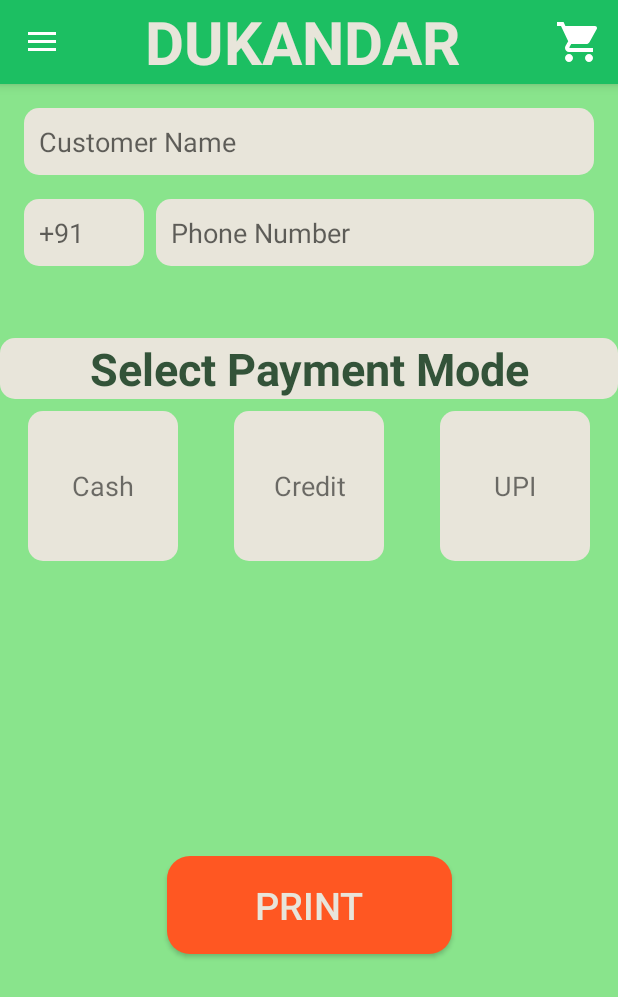
After one commit to AdarshMishra9611/dukandar-pos, an Android app: the fragment Fragment_checkOut placed in its activity, on a phone screen of 412 x 824 dp. The commit adds this screen. Shown: the top 997 px of the screen. Run offline under Robolectric (Android 15) with nearby library versions, the phone set to English and light mode, and no system bars; libraries missing offline, so code that uses them is left out: com.dantsu.escposprinter; Roboto replaces fonts that are not available here.

Commit message:
Created CheckOut Fragment

```diff
--- a/app/build.gradle
+++ b/app/build.gradle
@@ -37,4 +37,5 @@ dependencies {
     androidTestImplementation 'androidx.test.ext:junit:1.2.1'
     androidTestImplementation 'androidx.test.espresso:espresso-core:3.6.1'
     implementation 'com.github.dhaval2404:imagepicker:2.1'
+    implementation 'com.github.DantSu:ESCPOS-ThermalPrinter-Android:3.3.0'
 }
--- a/app/src/main/java/com/example/dukandar20/Cart_Activity.java
+++ b/app/src/main/java/com/example/dukandar20/Cart_Activity.java
@@ -4,6 +4,7 @@ import androidx.appcompat.app.ActionBarDrawerToggle;
 import androidx.appcompat.app.AppCompatActivity;
 
 import android.os.Bundle;
+import android.view.GestureDetector;
 import android.view.contentcapture.DataRemovalRequest;
 import android.widget.FrameLayout;
 import androidx.appcompat.widget.Toolbar;
@@ -19,6 +20,7 @@ public class Cart_Activity extends AppCompatActivity {
     Toolbar toolbar;
     FrameLayout cart_frameLayout;
     DrawerLayout drawerLayout;
+    private GestureDetector gestureDetector;
 
 
 
@@ -53,6 +55,11 @@ public class Cart_Activity extends AppCompatActivity {
         ft.commit();
 
 
+        // getureDetector detecor
+
+
+
+
 
     }
     public void replace_cart_fragment(Fragment fragment){
@@ -62,4 +69,6 @@ public class Cart_Activity extends AppCompatActivity {
                         .addToBackStack(null)
                         .commit();
     }
+
+
 }
--- a/app/src/main/java/com/example/dukandar20/Fragment_cart.java
+++ b/app/src/main/java/com/example/dukandar20/Fragment_cart.java
@@ -14,6 +14,8 @@ import androidx.fragment.app.Fragment;
 import androidx.recyclerview.widget.LinearLayoutManager;
 import androidx.recyclerview.widget.RecyclerView;
 
+
+import com.example.dukandar20.Printer.BluetoothPrinter;
 import com.example.dukandar20.adapter.Cart_Adapter;
 import com.example.dukandar20.adapter.DataBaseHelper;
 import com.example.dukandar20.adapter.cart_model;
@@ -37,7 +39,7 @@ public class Fragment_cart extends Fragment {
     ArrayList<cart_model> dataset;
     RecyclerView recyclerView;
     public TextView total;
-    Button buttonCheckout;
+    Button buttonCheckout,checkoutButton;
     FloatingActionButton instantAdd;
     Cart_Adapter adapter;
 
@@ -89,13 +91,20 @@ public class Fragment_cart extends Fragment {
         total = view.findViewById(R.id.textViewTotalPrice);
         buttonCheckout = view.findViewById(R.id.buttonCheckout);
         instantAdd = view.findViewById(R.id.instant_floatingActionButton);
+        checkoutButton = view.findViewById(R.id.buttonCheckout);
 
         //dataset
         myDB = new DataBaseHelper(getContext());
         dataset = new ArrayList<>();
         cartData();
 
-
+        BluetoothPrinter printer = new BluetoothPrinter(getContext(),getActivity());
+        checkoutButton.setOnClickListener(new View.OnClickListener() {
+            @Override
+            public void onClick(View view) {
+                ((Cart_Activity) getActivity()).replace_cart_fragment(new Fragment_checkOut());
+            }
+        });
 
         instantAdd.setOnClickListener(view1 -> {
             ((Cart_Activity) getActivity()).replace_cart_fragment(new Fragment_instantAdd());
--- /dev/null
+++ b/app/src/main/java/com/example/dukandar20/Fragment_checkOut.java
@@ -0,0 +1,39 @@
+package com.example.dukandar20;
+
+import android.os.Bundle;
+import androidx.fragment.app.Fragment;
+import androidx.recyclerview.widget.GridLayoutManager;
+import androidx.recyclerview.widget.RecyclerView;
+
+import android.view.LayoutInflater;
+import android.view.View;
+import android.view.ViewGroup;
+
+import com.example.dukandar20.adapter.PaymentModeAdapter;
+
+public class Fragment_checkOut extends Fragment {
+
+    public Fragment_checkOut() {
+        // Required empty public constructor
+    }
+
+    @Override
+    public void onCreate(Bundle savedInstanceState) {
+        super.onCreate(savedInstanceState);
+    }
+
+    @Override
+    public View onCreateView(LayoutInflater inflater, ViewGroup container,
+                             Bundle savedInstanceState) {
+        // Inflate the layout for this fragment
+        View view =  inflater.inflate(R.layout.fragment_check_out, container, false);
+
+        RecyclerView recyclerView = view.findViewById(R.id.checkout);
+        recyclerView.setLayoutManager(new GridLayoutManager(getContext(), 3));
+        PaymentModeAdapter adapter = new PaymentModeAdapter();
+        recyclerView.setAdapter(adapter);
+
+
+        return view;
+    }
+}
--- a/app/src/main/java/com/example/dukandar20/MainActivity.java
+++ b/app/src/main/java/com/example/dukandar20/MainActivity.java
@@ -29,6 +29,7 @@ public class MainActivity extends AppCompatActivity {
     NavigationView navigationView;
 
     ImageView cart_icon;
+
 
 
 
--- /dev/null
+++ b/app/src/main/java/com/example/dukandar20/Printer/BluetoothPrinter.java
@@ -0,0 +1,117 @@
+package com.example.dukandar20.Printer;
+
+import android.Manifest;
+import android.app.Activity;
+import android.content.Context;
+import android.content.pm.PackageManager;
+import android.os.Build;
+import android.util.DisplayMetrics;
+import android.util.Log;
+import android.widget.Toast;
+
+import androidx.core.app.ActivityCompat;
+import androidx.core.content.ContextCompat;
+
+import com.dantsu.escposprinter.EscPosPrinter;
+import com.dantsu.escposprinter.connection.bluetooth.BluetoothConnection;
+import com.dantsu.escposprinter.connection.bluetooth.BluetoothPrintersConnections;
+import com.dantsu.escposprinter.textparser.PrinterTextParserImg;
+import com.example.dukandar20.R;
+
+public class BluetoothPrinter {
+
+    public static final int PERMISSION_BLUETOOTH = 1;
+    public static final int PERMISSION_BLUETOOTH_ADMIN = 2;
+    public static final int PERMISSION_BLUETOOTH_CONNECT = 3;
+    public static final int PERMISSION_BLUETOOTH_SCAN = 4;
+    public static final int PERMISSION_BLUETOOTH_ADVERTISE = 5; // For Android 12 and above
+
+    private Context context;
+    private Activity activity;
+    private BluetoothConnection connection;
+
+    public BluetoothPrinter(Context context, Activity activity) {
+        this.context = context;
+        this.activity = activity;
+    }
+
+    private void checkPermissions() {
+        if (ContextCompat.checkSelfPermission(context, Manifest.permission.BLUETOOTH) != PackageManager.PERMISSION_GRANTED) {
+            ActivityCompat.requestPermissions(activity, new String[]{Manifest.permission.BLUETOOTH}, PERMISSION_BLUETOOTH);
+        } else if (ContextCompat.checkSelfPermission(context, Manifest.permission.BLUETOOTH_ADMIN) != PackageManager.PERMISSION_GRANTED) {
+            ActivityCompat.requestPermissions(activity, new String[]{Manifest.permission.BLUETOOTH_ADMIN}, PERMISSION_BLUETOOTH_ADMIN);
+        } else if (ContextCompat.checkSelfPermission(context, Manifest.permission.BLUETOOTH_CONNECT) != PackageManager.PERMISSION_GRANTED) {
+            ActivityCompat.requestPermissions(activity, new String[]{Manifest.permission.BLUETOOTH_CONNECT}, PERMISSION_BLUETOOTH_CONNECT);
+        } else if (ContextCompat.checkSelfPermission(context, Manifest.permission.BLUETOOTH_SCAN) != PackageManager.PERMISSION_GRANTED) {
+            ActivityCompat.requestPermissions(activity, new String[]{Manifest.permission.BLUETOOTH_SCAN}, PERMISSION_BLUETOOTH_SCAN);
+        } else if (Build.VERSION.SDK_INT >= Build.VERSION_CODES.S && ContextCompat.checkSelfPermission(context, Manifest.permission.BLUETOOTH_ADVERTISE) != PackageManager.PERMISSION_GRANTED) {
+            ActivityCompat.requestPermissions(activity, new String[]{Manifest.permission.BLUETOOTH_ADVERTISE}, PERMISSION_BLUETOOTH_ADVERTISE);
+        }
+    }
+
+    private boolean connectToPrinter() {
+        connection = BluetoothPrintersConnections.selectFirstPaired();
+        if (connection != null) {
+            try {
+                if (!connection.isConnected()) {
+                    connection.connect();
+                }
+                return true;
+            } catch (Exception e) {
+                Log.e("BluetoothPrinter", "Connection failed: " + e.getMessage(), e);
+            }
+        } else {
+            Log.e("BluetoothPrinter", "No paired printer found.");
+        }
+        return false;
+    }
+
+    public void doPrint() {
+        checkPermissions();
+
+        try {
+            if (connectToPrinter()) {
+                EscPosPrinter printer = new EscPosPrinter(connection, 203, 48f, 32);
+                printer.printFormattedText(
+                        "[C]<img>" + PrinterTextParserImg.bitmapToHexadecimalString(printer, context.getResources().getDrawableForDensity(R.drawable.a, DisplayMetrics.DENSITY_MEDIUM)) + "</img>\n" +
+                                "[L]\n" +
+                                "[C]<u><font size='big'>ORDER N°045</font></u>\n" +
+                                "[L]\n" +
+                                "[C]================================\n" +
+                                "[L]\n" +
+                                "[L]<b>BEAUTIFUL SHIRT</b>[R]9.99e\n" +
+                                "[L]  + Size : S\n" +
+                                "[L]\n" +
+                                "[L]<b>AWESOME HAT</b>[R]24.99e\n" +
+                                "[L]  + Size : 57/58\n" +
+                                "[L]\n" +
+                                "[C]--------------------------------\n" +
+                                "[R]TOTAL PRICE :[R]34.98e\n" +
+                                "[R]TAX :[R]4.23e\n" +
+                                "[L]\n" +
+                                "[C]================================\n" +
+                                "[L]\n" +
+                                "[L]<font size='tall'>Customer :</font>\n" +
+                                "[L]Raymond DUPONT\n" +
+                                "[L]5 rue des girafes\n" +
+                                "[L]31547 PERPETES\n" +
+                                "[L]Tel : +33801201456\n" +
+                                "[L]\n" +
+                                "[C]<barcode type='ean13' height='10'>831254784551</barcode>\n" +
+                                "[C]<qrcode size='20'>https://dantsu.com/</qrcode>"
+                );
+
+                connection.disconnect();
+                connection = null;
+
+                Toast.makeText(context, "Print successful", Toast.LENGTH_SHORT).show();
+            } else {
+                Toast.makeText(context, "Printer connection failed.", Toast.LENGTH_SHORT).show();
+                Log.e("BluetoothPrinter", "Printer connection failed.");
+            }
+        } catch (Exception e) {
+            Toast.makeText(context, "Can't print: " + e.getMessage(), Toast.LENGTH_SHORT).show();
+            Log.e("BluetoothPrinter", "Can't print: " + e.getMessage(), e);
+        }
+    }
+}
--- /dev/null
+++ b/app/src/main/java/com/example/dukandar20/adapter/PaymentModeAdapter.java
@@ -0,0 +1,50 @@
+package com.example.dukandar20.adapter;
+
+import android.view.LayoutInflater;
+import android.view.View;
+import android.view.ViewGroup;
+import android.widget.TextView;
+
+import androidx.annotation.NonNull;
+import androidx.recyclerview.widget.RecyclerView;
+
+import com.example.dukandar20.R;
+
+public class PaymentModeAdapter extends RecyclerView.Adapter<PaymentModeAdapter.ViewHolder> {
+
+
+    private String[] paymentModes = {"Cash", "Credit", "UPI"};
+
+
+    @NonNull
+    @Override
+    public PaymentModeAdapter.ViewHolder onCreateViewHolder(@NonNull ViewGroup parent, int viewType) {
+
+       View view = LayoutInflater.from(parent.getContext()).inflate(R.layout.payment_mode_item_row,parent,false);
+
+
+
+        return new ViewHolder(view);
+    }
+
+    @Override
+    public void onBindViewHolder(@NonNull PaymentModeAdapter.ViewHolder holder, int position) {
+        holder.paymentModeTextView.setText(paymentModes[position]);
+
+    }
+
+    @Override
+    public int getItemCount() {
+        return paymentModes.length;
+    }
+
+    public class ViewHolder extends RecyclerView.ViewHolder {
+
+        TextView paymentModeTextView;
+
+        public ViewHolder(@NonNull View itemView) {
+            super(itemView);
+            paymentModeTextView = itemView.findViewById(R.id.paymentModeTextView);
+        }
+    }
+}
--- /dev/null
+++ b/app/src/main/res/layout/fragment_check_out.xml
@@ -0,0 +1,110 @@
+<?xml version="1.0" encoding="utf-8"?>
+<androidx.constraintlayout.widget.ConstraintLayout xmlns:android="http://schemas.android.com/apk/res/android"
+    xmlns:app="http://schemas.android.com/apk/res-auto"
+    xmlns:tools="http://schemas.android.com/tools"
+    android:layout_width="match_parent"
+    android:layout_height="match_parent"
+    tools:context=".Fragment_checkOut"
+    android:background="@color/lightGreen">
+
+
+    <LinearLayout
+        android:id="@+id/linearLayout"
+        android:layout_width="match_parent"
+        android:layout_height="wrap_content"
+        android:orientation="vertical"
+        app:layout_constraintStart_toStartOf="parent"
+        tools:ignore="MissingConstraints">
+
+
+        <LinearLayout
+            android:layout_width="match_parent"
+            android:layout_height="169dp"
+            android:layout_gravity="start"
+            android:orientation="vertical"
+            android:padding="16dp">
+
+            <EditText
+                android:id="@+id/editTextCustomerName"
+                android:layout_width="match_parent"
+                android:layout_height="wrap_content"
+                android:layout_marginBottom="16dp"
+                android:background="@drawable/edit_text_background"
+                android:hint="Customer Name"
+                android:inputType="textPersonName"
+                android:padding="10dp" />
+
+            <RelativeLayout
+                android:layout_width="match_parent"
+                android:layout_height="wrap_content">
+
+                <EditText
+                    android:id="@+id/editTextCountryCode"
+                    android:layout_width="80dp"
+                    android:layout_height="wrap_content"
+                    android:layout_alignParentStart="true"
+                    android:layout_marginEnd="8dp"
+                    android:background="@drawable/edit_text_background"
+                    android:hint="+91"
+                    android:inputType="phone"
+                    android:padding="10dp" />
+
+                <EditText
+                    android:id="@+id/editTextPhoneNumber"
+                    android:layout_width="match_parent"
+                    android:layout_height="wrap_content"
+                    android:layout_toEndOf="@id/editTextCountryCode"
+                    android:background="@drawable/edit_text_background"
+                    android:hint="Phone Number"
+                    android:inputType="phone"
+                    android:padding="10dp" />
+            </RelativeLayout>
+
+
+        </LinearLayout>
+
+        <TextView
+            android:layout_width="match_parent"
+            android:layout_height="wrap_content"
+            android:background="@drawable/edit_text_background"
+            android:text="Select Payment Mode"
+            android:textAlignment="center"
+            android:textColor="@color/hunterGreen"
+            android:textSize="30dp"
+            android:textStyle="bold" />
+
+        <androidx.recyclerview.widget.RecyclerView
+            android:id="@+id/checkout"
+            android:layout_width="match_parent"
+            android:layout_height="wrap_content"
+            android:layout_gravity="end"
+             />
+
+
+    </LinearLayout>
+
+    <Button
+        android:id="@+id/buttobPrint"
+        android:layout_width="190dp"
+        android:layout_height="65dp"
+        android:background="@drawable/button_background"
+        android:text="PRINT"
+        android:textColor="@color/smokeyWhite"
+        android:textSize="@dimen/dim_25"
+        app:layout_constraintBottom_toBottomOf="parent"
+        app:layout_constraintEnd_toEndOf="parent"
+        app:layout_constraintStart_toStartOf="parent"
+        app:layout_constraintTop_toBottomOf="@+id/linearLayout" />
+
+
+
+
+
+
+
+
+
+
+
+
+</androidx.constraintlayout.widget.ConstraintLayout>
--- /dev/null
+++ b/app/src/main/res/layout/payment_mode_item_row.xml
@@ -0,0 +1,19 @@
+<?xml version="1.0" encoding="utf-8"?>
+<LinearLayout xmlns:android="http://schemas.android.com/apk/res/android"
+    android:layout_width="match_parent"
+    android:layout_height="wrap_content"
+    android:orientation="vertical"
+    android:padding="8dp"
+    android:gravity="center"
+    android:elevation="@dimen/dim_5">
+
+    <TextView
+        android:id="@+id/paymentModeTextView"
+        android:layout_width="100dp"
+        android:layout_height="100dp"
+        android:background="@drawable/edit_text_background"
+        android:gravity="center"
+        android:padding="16dp"
+        android:text="Payment Mode"
+        android:textSize="18sp" />
+</LinearLayout>
--- a/app/src/main/res/layout/toolbar.xml
+++ b/app/src/main/res/layout/toolbar.xml
@@ -35,11 +35,11 @@
     <!-- Cart Icon -->
     <ImageView
         android:id="@+id/cart_icon"
-        android:layout_width="@dimen/dim_30"
-        android:layout_height="@dimen/dim_30"
-        android:paddingEnd="@dimen/dim_10"
+        android:layout_width="@dimen/dim_32"
+        android:layout_height="@dimen/dim_32"
         android:src="@drawable/cart"
         android:layout_gravity="end"
+        android:layout_marginRight="@dimen/dim_10"
 
         />
 
--- a/app/src/main/res/values/strings.xml
+++ b/app/src/main/res/values/strings.xml
@@ -20,6 +20,7 @@
     <string name="pluse">+</string>
     <string name="name">Name</string>
     <string name="price">Price</string>
+    <string name="enter_customer_name">Enter Customer Name</string>
 
 
 </resources>
```
Also changed, not shown: app/src/main/AndroidManifest.xml (+9 -1 lines), app/src/main/java/com/example/dukandar20/Fragment_item.java (+9 -31 lines), app/src/main/java/com/example/dukandar20/adapter/DataBaseHelper.java (+158 -97 lines), app/src/main/java/com/example/dukandar20/fragment_category.java (+2 -10 lines).
